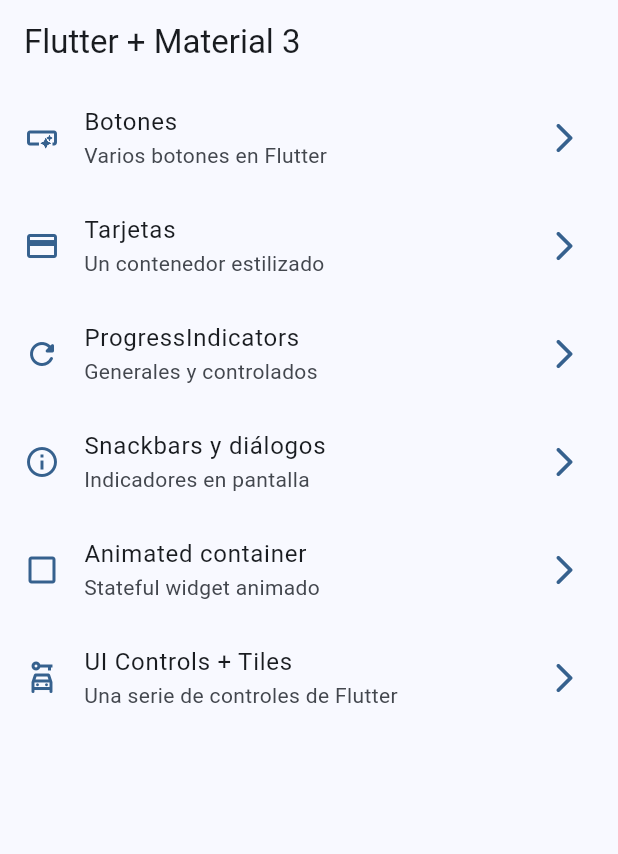
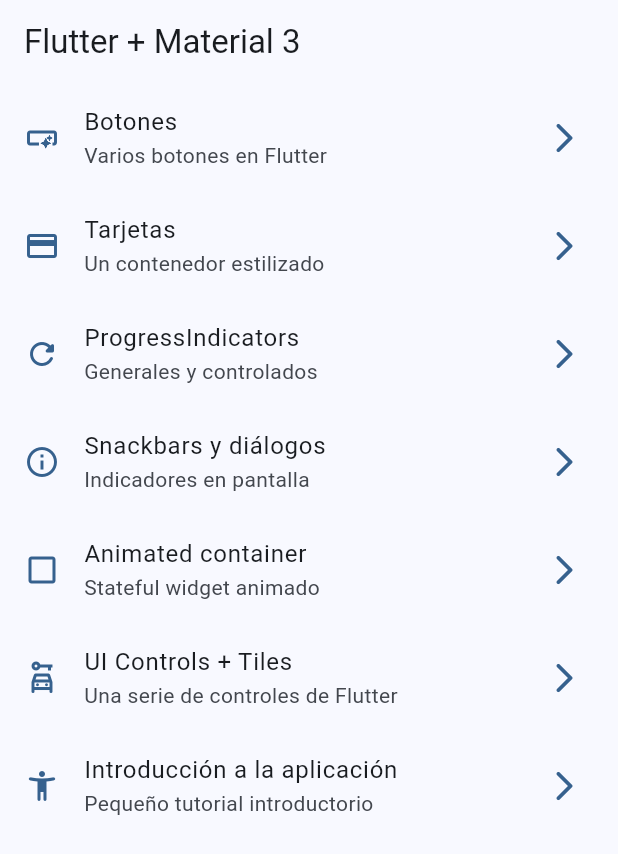
Before and after one commit to Ander0506/widgets_app, a Flutter app: the screen it shows after launch, on a phone screen of 412 x 824 dp. Shown: the top 854 px of the screen. Run offline on Flutter 3.47's test engine with Material 3 defaults, Android fonts, the phone set to English and light mode, and no system bars; our stand-ins replace go_router.

Commit message:
tutorial agrergado al menu

```diff
--- a/lib/config/menu/menu_items.dart
+++ b/lib/config/menu/menu_items.dart
@@ -51,4 +51,10 @@ const appMenuItems = <MenuItems>[
     link: '/ui-controls',
     icon: Icons.car_rental_outlined
   ),
+   MenuItems(
+    title: 'Introducción a la aplicación',
+    subTitle: 'Pequeño tutorial introductorio',
+    link: '/tutorial',
+    icon: Icons.accessibility_new_rounded
+  ),
 ];
--- a/lib/config/router/app_router.dart
+++ b/lib/config/router/app_router.dart
@@ -40,5 +40,10 @@ final appRouter = GoRouter(
       path: '/ui-controls',
       builder: (context, state) => const UiControlsScreen(),
     ),
+     GoRoute(
+      name: AppTutorialScreen.name,
+      path: '/tutorial',
+      builder: (context, state) => const AppTutorialScreen(),
+    ),
   ],
 );
```
